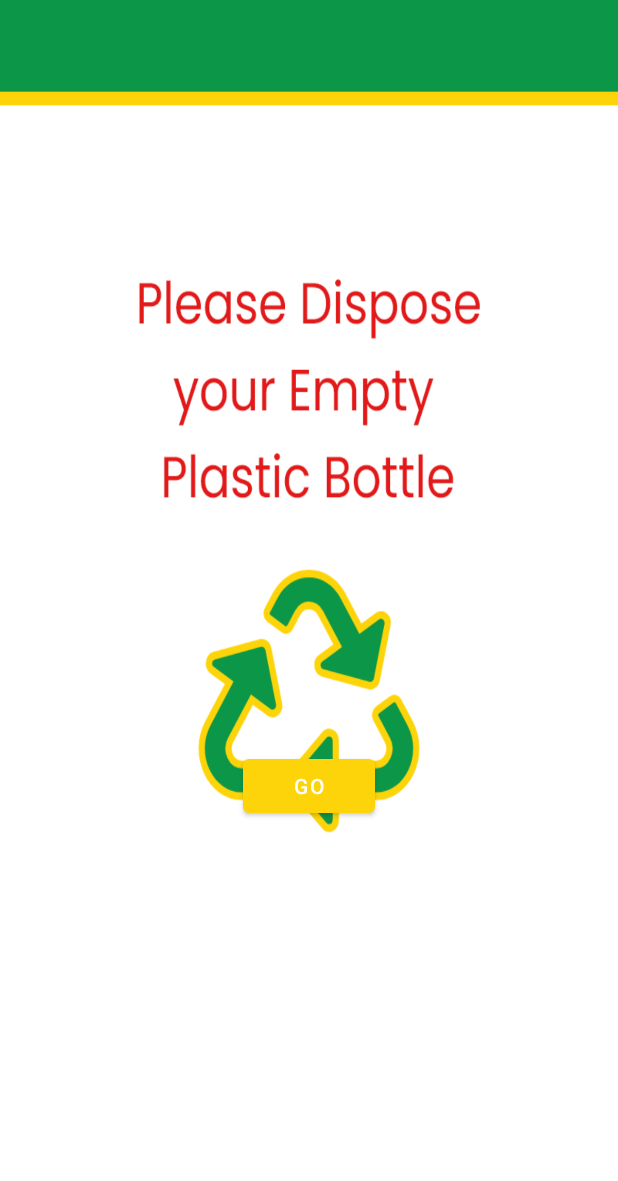
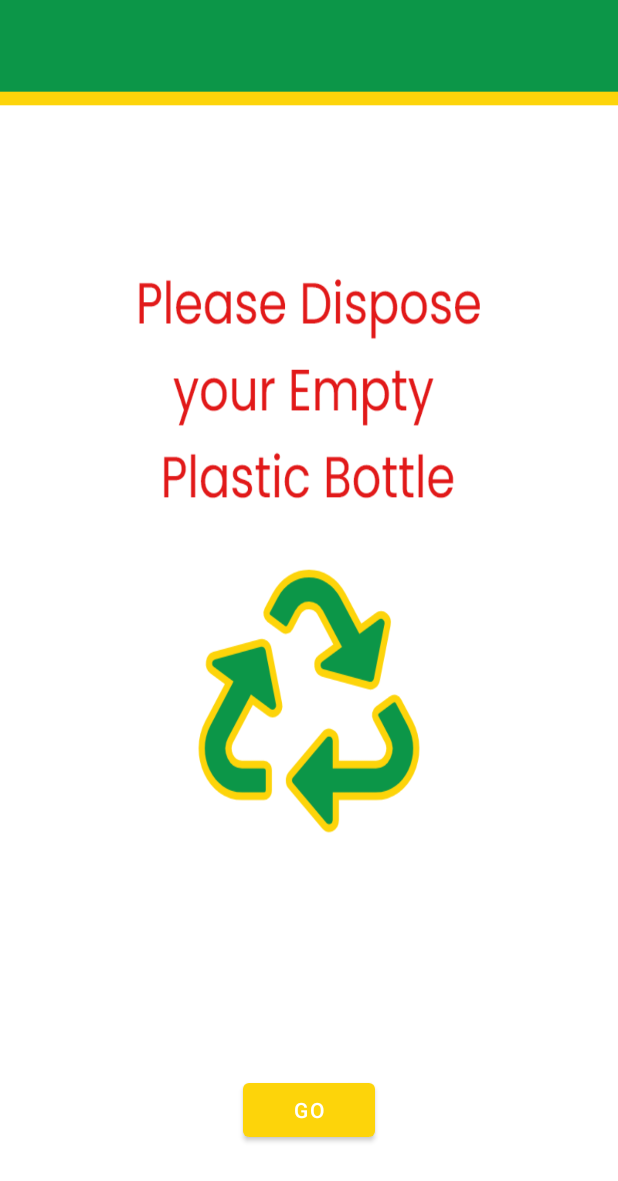
Before and after one commit to shehancg/VendingApp2, an Android app: the CustomerView1 screen opened directly, with no data from a screen before it, on a phone screen of 412 x 824 dp. Shown: the top 1181 px of the screen. Run offline under Robolectric (Android 15) with nearby library versions, the phone set to English and light mode, and no system bars.

Commit message:
commit 6
no new changes

```diff
--- a/app/src/main/java/com/example/vendingapp/CustomerView_2.java
+++ b/app/src/main/java/com/example/vendingapp/CustomerView_2.java
@@ -66,7 +66,7 @@ public class CustomerView_2 extends AppCompatActivity {
         super.onActivityResult(requestCode, resultCode, data);
         if(requestCode == 1 && resultCode == RESULT_OK && data != null){
             ArrayList<String> arrayList=data.getStringArrayListExtra(RecognizerIntent.EXTRA_RESULTS);
-            if(arrayList.get(0).toString().equals("Sprite new look same great taste")){
+            if(arrayList.get(0).toString().equals("Sprite new look")){
                 Intent intent= new Intent(CustomerView_2.this,CustomerView_3.class);
                 startActivity(intent);
             }
--- a/app/src/main/res/layout/activity_customer_view1.xml
+++ b/app/src/main/res/layout/activity_customer_view1.xml
@@ -12,9 +12,10 @@
         android:id="@+id/btnGO"
         android:layout_width="wrap_content"
         android:layout_height="wrap_content"
-        android:layout_marginTop="500dp"
+        android:layout_marginTop="716dp"
         android:text="Go"
         app:layout_constraintEnd_toEndOf="parent"
+        app:layout_constraintHorizontal_bias="0.499"
         app:layout_constraintStart_toStartOf="parent"
         app:layout_constraintTop_toTopOf="parent" />
 </androidx.constraintlayout.widget.ConstraintLayout>
```
